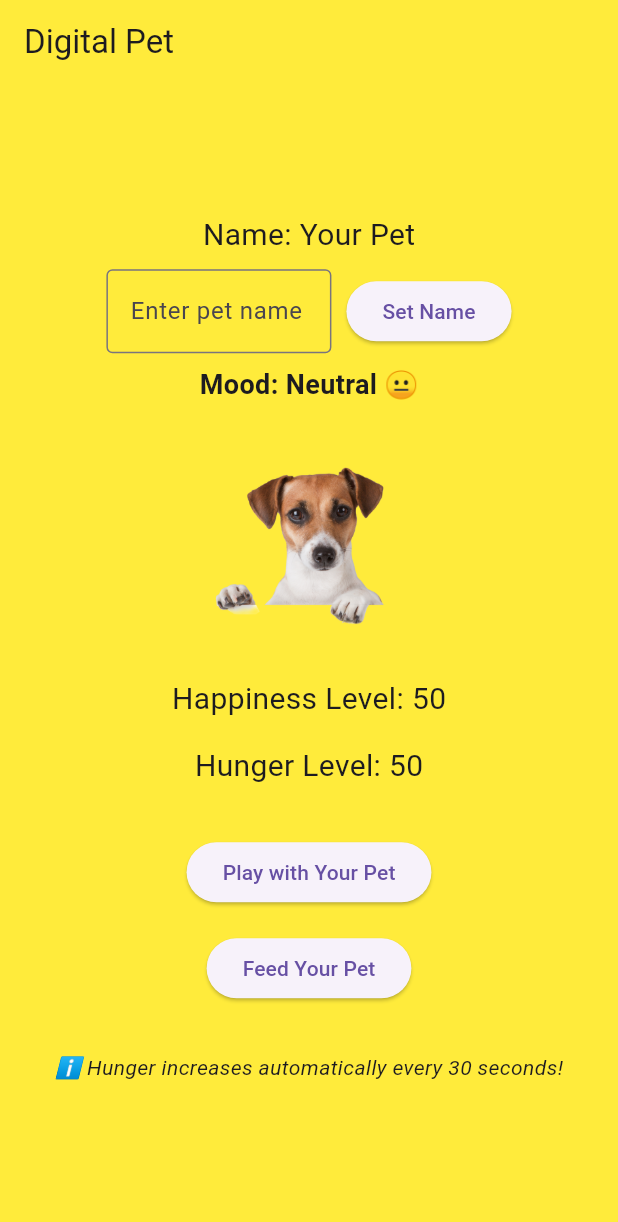
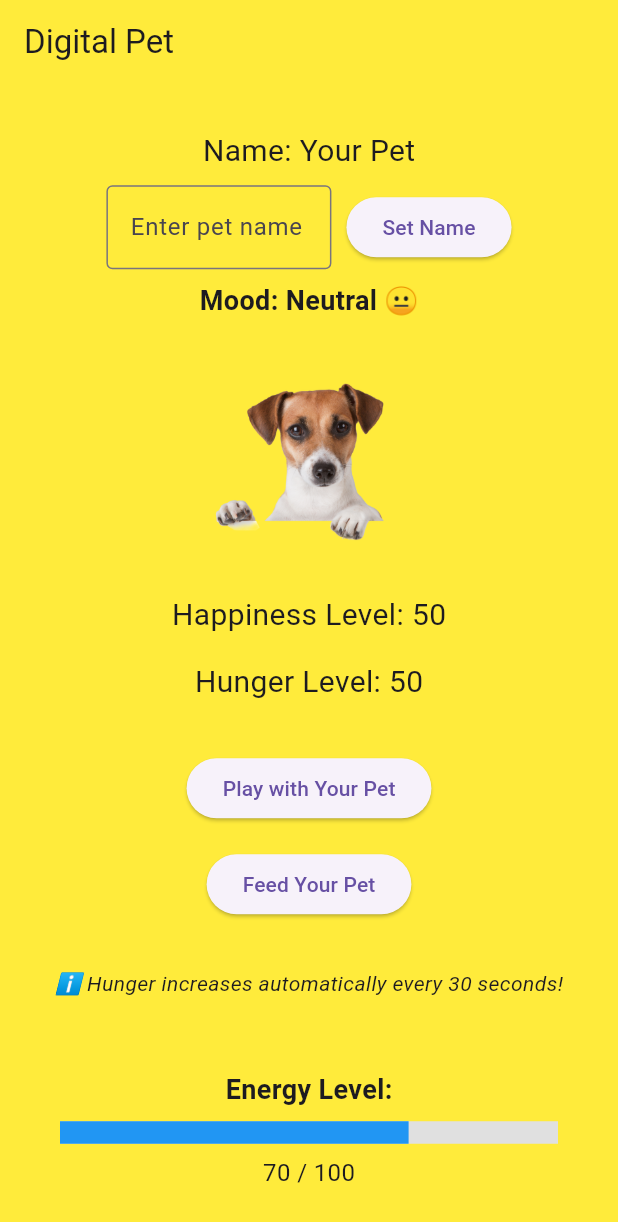
Before and after one commit to AryanSahu2805/Digital-Pet-App-with-State-Management, a Flutter app: the screen it shows after launch, after a tap on "Set Name", on a phone screen of 412 x 824 dp. Shown: the top 1222 px of the screen. Run offline on Flutter 3.47's test engine with Material 3 defaults, Android fonts, the light colour scheme and no system bars.

Commit message:
add an Energy Bar widget

```diff
--- a/lib/main.dart
+++ b/lib/main.dart
@@ -16,19 +16,23 @@ class _DigitalPetAppState extends State<DigitalPetApp> {
   String petName = "Your Pet";
   int happinessLevel = 50;
   int hungerLevel = 50;
-  bool isNameSet = false; // Track if name has been set
+  int energyLevel = 70; // New Energy Level
+  bool isNameSet = false;
 
-  String gameMessage = ""; // For Win/Loss messages
+  String gameMessage = "";
   Timer? hungerTimer;
   Timer? winTimer;
 
-  // Text controller for name input
   TextEditingController nameController = TextEditingController();
 
   void _playWithPet() {
     setState(() {
       happinessLevel += 10;
       if (happinessLevel > 100) happinessLevel = 100;
+
+      energyLevel -= 10; // Playing reduces energy
+      if (energyLevel < 0) energyLevel = 0;
+
       _updateHunger();
       _checkConditions();
     });
@@ -38,6 +42,10 @@ class _DigitalPetAppState extends State<DigitalPetApp> {
     setState(() {
       hungerLevel -= 10;
       if (hungerLevel < 0) hungerLevel = 0;
+
+      energyLevel += 5; // Feeding restores some energy
+      if (energyLevel > 100) energyLevel = 100;
+
       _updateHappiness();
       _checkConditions();
     });
@@ -58,18 +66,16 @@ class _DigitalPetAppState extends State<DigitalPetApp> {
     if (hungerLevel > 100) hungerLevel = 100;
   }
 
-  // Simple function to get pet color based on happiness
   Color getPetColor() {
     if (happinessLevel > 70) {
-      return Colors.green; // Happy
+      return Colors.green;
     } else if (happinessLevel >= 30) {
-      return Colors.yellow; // Neutral
+      return Colors.yellow;
     } else {
-      return Colors.red; // Unhappy
+      return Colors.red;
     }
   }
 
-  // Simple function to get mood text and emoji
   String getMoodText() {
     if (happinessLevel > 70) {
       return "Happy 😊";
@@ -80,30 +86,25 @@ class _DigitalPetAppState extends State<DigitalPetApp> {
     }
   }
 
-  // Simple function to change pet name
   void _changePetName() {
     setState(() {
       if (nameController.text.isNotEmpty) {
         petName = nameController.text;
-        isNameSet = true; // Mark name as set
-        nameController.clear(); // Clear the input field
+        isNameSet = true;
+        nameController.clear();
       }
     });
   }
 
-  // Automatically increase hunger
   void _autoIncreaseHunger() {
     setState(() {
-      hungerLevel += 5; // Increase hunger by 5 every 30 seconds
-      if (hungerLevel > 100) hungerLevel = 100;
+      hungerLevel += 5;
       if (hungerLevel > 100) hungerLevel = 100;
       _checkConditions();
     });
   }
 
-  // Check Win/Loss conditions
   void _checkConditions() {
-    // Loss condition
     if (hungerLevel >= 100 && happinessLevel <= 10) {
       setState(() {
         gameMessage = "💀 Game Over! Your pet was too hungry and unhappy.";
@@ -112,9 +113,8 @@ class _DigitalPetAppState extends State<DigitalPetApp> {
       winTimer?.cancel();
     }
 
-    // Start/Reset win timer if happiness > 80
     if (happinessLevel > 80) {
-      winTimer?.cancel(); // reset if already running
+      winTimer?.cancel();
       winTimer = Timer(Duration(minutes: 3), () {
         setState(() {
           gameMessage = "🎉 You Win! Your pet stayed happy for 3 minutes!";
@@ -122,14 +122,13 @@ class _DigitalPetAppState extends State<DigitalPetApp> {
         hungerTimer?.cancel();
       });
     } else {
-      winTimer?.cancel(); // stop win timer if happiness drops
+      winTimer?.cancel();
     }
   }
 
   @override
   void initState() {
     super.initState();
-    // Start hunger timer
     hungerTimer = Timer.periodic(Duration(seconds: 30), (timer) {
       _autoIncreaseHunger();
     });
@@ -230,6 +229,25 @@ class _DigitalPetAppState extends State<DigitalPetApp> {
                   color: Colors.black,
                 ),
               ),
+            SizedBox(height: 32.0),
+            // ✅ Energy Bar Widget
+            Text(
+              'Energy Level:',
+              style: TextStyle(fontSize: 18.0, fontWeight: FontWeight.bold),
+            ),
+            Padding(
+              padding: const EdgeInsets.symmetric(horizontal: 40.0, vertical: 8.0),
+              child: LinearProgressIndicator(
+                value: energyLevel / 100,
+                backgroundColor: Colors.grey[300],
+                color: Colors.blue,
+                minHeight: 15,
+              ),
+            ),
+            Text(
+              '$energyLevel / 100',
+              style: TextStyle(fontSize: 16.0),
+            ),
           ],
         ),
       ),
```
